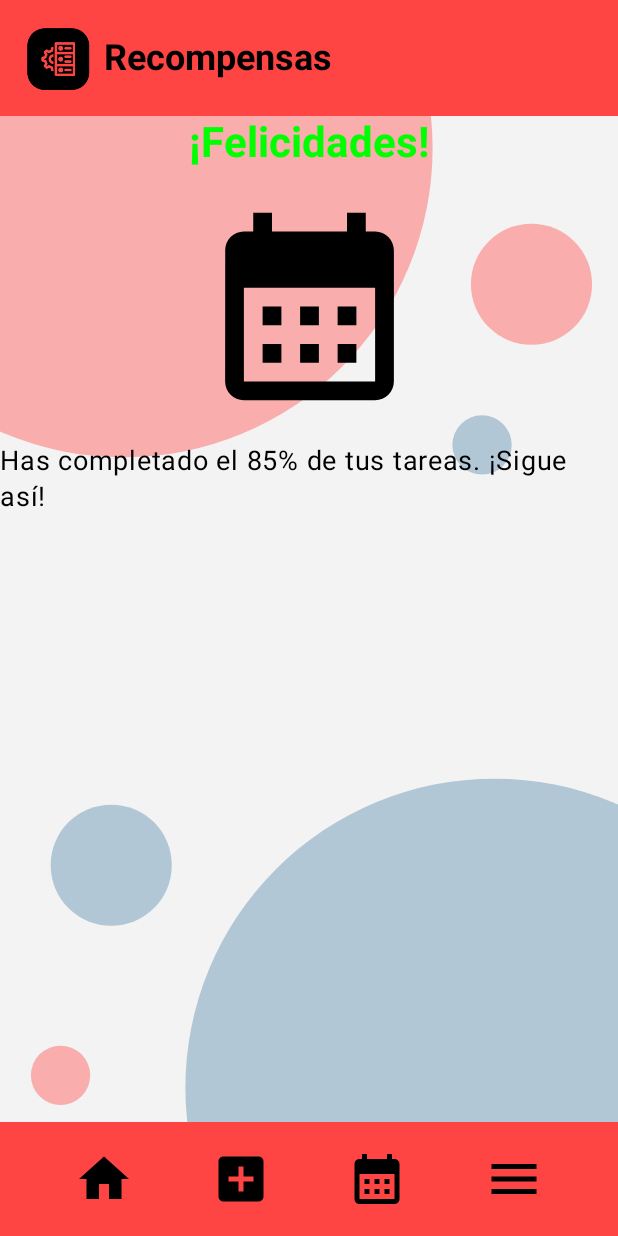
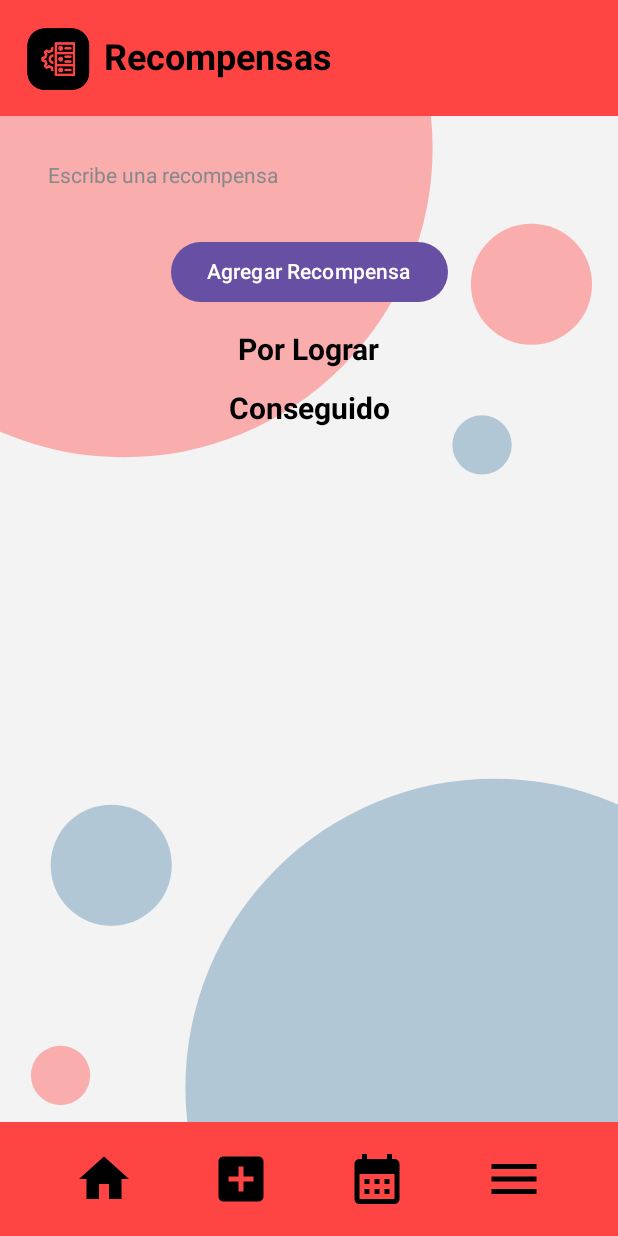
Before and after one commit to KAEM10/TaskMaster, an Android app built with Jetpack Compose: the @Preview function PreviewRewardScreen, on a phone screen of 412 x 824 dp. Run offline under Robolectric (Android 15) with nearby library versions, the phone set to English and light mode, and no system bars.

Commit message:
update reward

```diff
--- a/app/src/main/java/edu/unicauca/taskmaster/ui/screens/reward/RewardScreen.kt
+++ b/app/src/main/java/edu/unicauca/taskmaster/ui/screens/reward/RewardScreen.kt
@@ -2,6 +2,8 @@ package edu.unicauca.taskmaster.ui.screens.reward
 
 import androidx.compose.foundation.Image
 import androidx.compose.foundation.layout.*
+import androidx.compose.foundation.text.BasicTextField
+import androidx.compose.material3.Button
 import androidx.compose.material3.MaterialTheme
 import androidx.compose.material3.Text
 import androidx.compose.runtime.*
@@ -19,10 +21,18 @@ import edu.unicauca.taskmaster.ui.screens.components.BackgroundWithCircles
 import edu.unicauca.taskmaster.ui.screens.components.HeaderTask
 import edu.unicauca.taskmaster.ui.screens.components.NavBar
 
+data class RewardItem(
+    val name: String,
+    var achieved: Boolean = false
+)
+
 @Composable
 fun RewardScreen(
     modifier: Modifier = Modifier
 ) {
+    var rewardName by remember { mutableStateOf("") }
+    var rewardsList by remember { mutableStateOf(mutableListOf<RewardItem>()) }
+
     Box(
         modifier = modifier.fillMaxSize()
     ) {
@@ -44,13 +54,87 @@ fun RewardScreen(
                     .weight(1f)
                     .fillMaxWidth()
             ) {
-                reward(
+                Column(
                     modifier = Modifier
                         .padding(16.dp)
                         .fillMaxWidth(),
-                    tasksCompleted = 17,  // Tareas completadas
-                    totalTasks = 20        // Total de tareas
-                )
+                    verticalArrangement = Arrangement.spacedBy(16.dp),
+                    horizontalAlignment = Alignment.CenterHorizontally
+                ) {
+                    // Input para agregar nuevas recompensas
+                    BasicTextField(
+                        value = rewardName,
+                        onValueChange = { rewardName = it },
+                        decorationBox = { innerTextField ->
+                            Box(
+                                modifier = Modifier
+                                    .padding(8.dp)
+                                    .fillMaxWidth()
+                            ) {
+                                if (rewardName.isEmpty()) {
+                                    Text(text = "Escribe una recompensa", color = Color.Gray)
+                                }
+                                innerTextField()
+                            }
+                        },
+                        modifier = Modifier
+                            .fillMaxWidth()
+                            .padding(8.dp)
+                    )
+
+                    // Botón para agregar recompensas
+                    Button(
+                        onClick = {
+                            if (rewardName.isNotBlank()) {
+                                rewardsList.add(RewardItem(rewardName))
+                                rewardName = ""
+                            }
+                        }
+                    ) {
+                        Text(text = "Agregar Recompensa")
+                    }
+
+                    // Mostrar recompensas pendientes
+                    Text(
+                        text = "Por Lograr",
+                        fontSize = 20.sp,
+                        fontWeight = FontWeight.Bold,
+                        color = Color.Black
+                    )
+                    rewardsList.filter { !it.achieved }.forEach { reward ->
+                        Row(
+                            modifier = Modifier
+                                .fillMaxWidth()
+                                .padding(8.dp),
+                            verticalAlignment = Alignment.CenterVertically
+                        ) {
+                            Text(text = reward.name, modifier = Modifier.weight(1f))
+                            Button(
+                                onClick = { reward.achieved = true }
+                            ) {
+                                Text(text = "Logrado")
+                            }
+                        }
+                    }
+
+                    // Mostrar recompensas conseguidas
+                    Text(
+                        text = "Conseguido",
+                        fontSize = 20.sp,
+                        fontWeight = FontWeight.Bold,
+                        color = Color.Black
+                    )
+                    rewardsList.filter { it.achieved }.forEach { reward ->
+                        Row(
+                            modifier = Modifier
+                                .fillMaxWidth()
+                                .padding(8.dp),
+                            verticalAlignment = Alignment.CenterVertically
+                        ) {
+                            Text(text = reward.name, modifier = Modifier.weight(1f))
+                        }
+                    }
+                }
             }
 
             NavBar(
@@ -62,73 +146,6 @@ fun RewardScreen(
     }
 }
 
-@Composable
-fun reward(
-    modifier: Modifier = Modifier,
-    tasksCompleted: Int,  // Tareas completadas
-    totalTasks: Int        // Total de tareas
-){
-    val percentageCompleted = (tasksCompleted.toFloat() / totalTasks) * 100
-    // Mostrar recompensa si el porcentaje es mayor o igual al 85%
-    if (percentageCompleted >= 85) {
-        Column(
-            verticalArrangement = Arrangement.Center,
-            horizontalAlignment = Alignment.CenterHorizontally
-        ) {
-            Text(
-                text = "¡Felicidades!",
-                style = MaterialTheme.typography.headlineMedium.copy(
-                    color = Color.Green,
-                    fontWeight = FontWeight.Bold,
-                    fontSize = 28.sp
-                )
-            )
-            Spacer(modifier = Modifier.height(16.dp))
-
-            // Imagen de recompensa (ej. trofeo o medalla)
-            Image(
-                painter = painterResource(id = R.drawable.icon_calendar), // Agrega una imagen de trofeo o similar en res/drawable
-                contentDescription = "Recompensa",
-                modifier = Modifier.size(150.dp)
-            )
-            Spacer(modifier = Modifier.height(16.dp))
-
-            // Mensaje de recompensa
-            Text(
-                text = "Has completado el 85% de tus tareas. ¡Sigue así!",
-                style = MaterialTheme.typography.bodyLarge.copy(
-                    color = Color.Black,
-                    fontSize = 18.sp
-                )
-            )
-        }
-    } else {
-        // Mensaje si no se ha alcanzado el 85%
-        Column(
-            horizontalAlignment = Alignment.CenterHorizontally,
-            verticalArrangement = Arrangement.Center
-        ) {
-            Text(
-                text = "¡Sigue trabajando!",
-                style = MaterialTheme.typography.headlineMedium.copy(
-                    color = Color.Red,
-                    fontWeight = FontWeight.Bold,
-                    fontSize = 28.sp
-                )
-            )
-            Spacer(modifier = Modifier.height(16.dp))
-
-            // Mensaje motivacional
-            Text(
-                text = "Has completado el ${percentageCompleted.toInt()}% de tus tareas. ¡Alcanza el 85% para obtener una recompensa!",
-                style = MaterialTheme.typography.bodyLarge.copy(
-                    color = Color.Black,
-                    fontSize = 18.sp
-                )
-            )
-        }
-    }
-}
 
 @Preview
 @Composable
```
